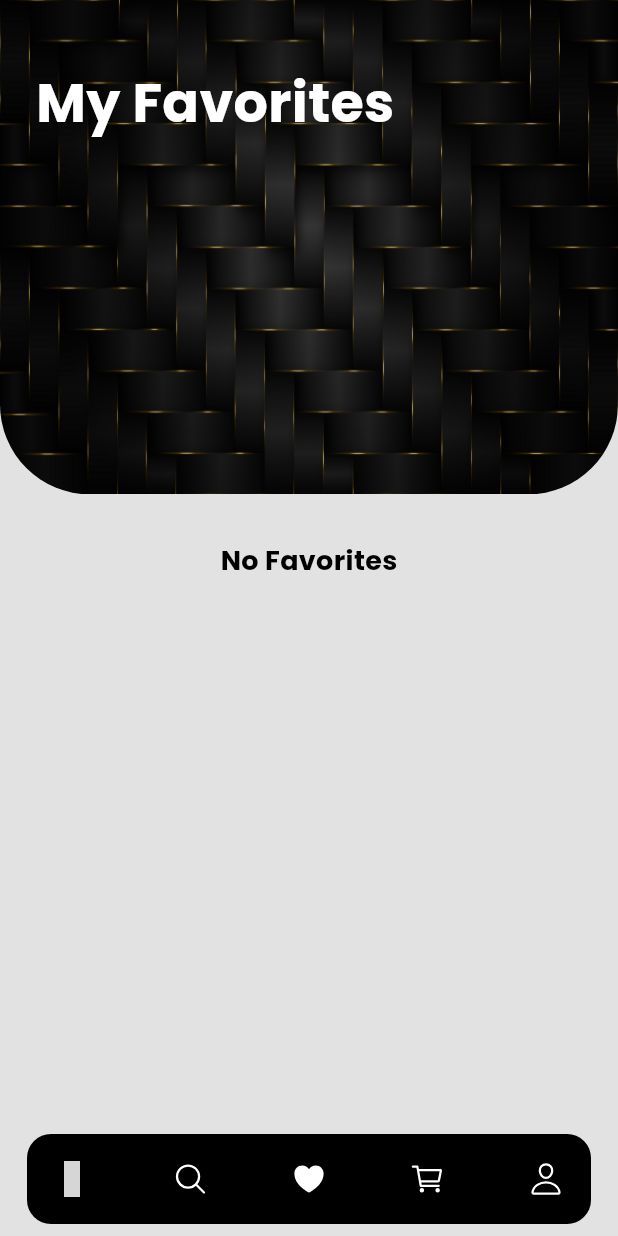
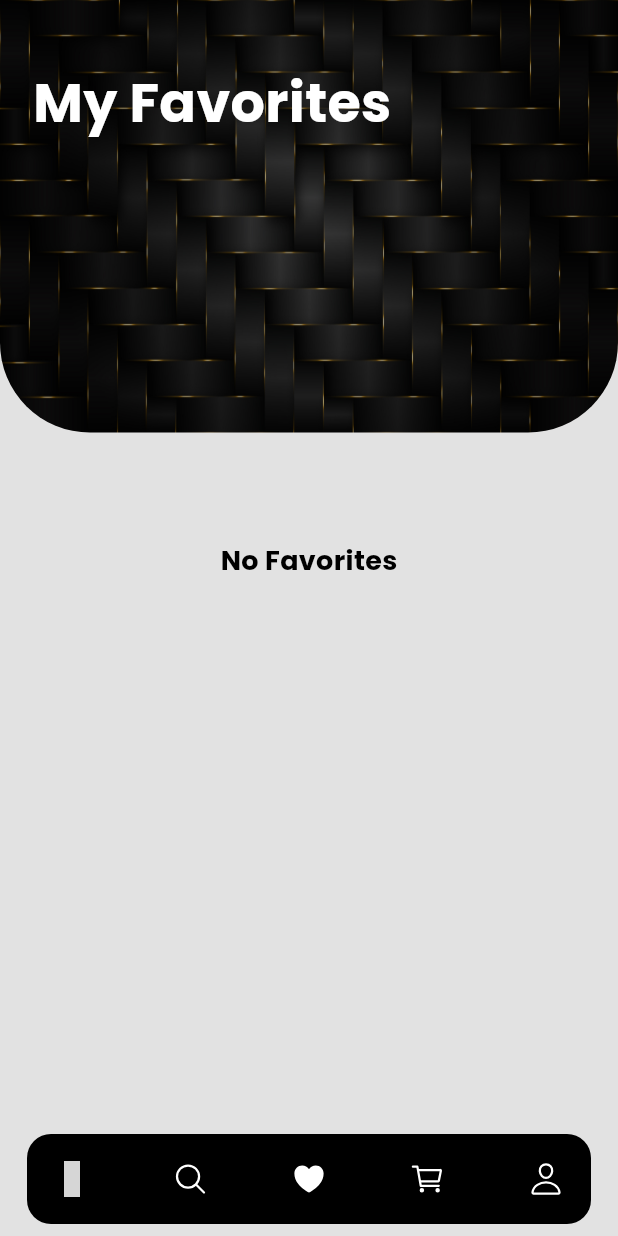
Before and after one commit to mohammed-swafvan/sneakers_hub, a Flutter app: the screen it shows after launch, item 3 of the bottom bar chosen, on a phone screen of 412 x 824 dp. Run offline on Flutter 3.47's test engine with Material 2 defaults, Android fonts, the phone set to English and light mode, and no system bars; our stand-ins replace animate_do, ant_icons, cached_network_image, community_material_icon, flutter_rating_bar, flutter_screenutil and 5 more; accounts and stored records are empty; network calls fail; grey boxes are pictures that could not be loaded.

Commit message:
all fuctionalities converted to provider

```diff
--- /dev/null
+++ b/lib/controllers/providers/favorite_notifier.dart
@@ -0,0 +1,73 @@
+import 'package:flutter/material.dart';
+import 'package:hive_flutter/hive_flutter.dart';
+import 'package:sneakers_hub/presentation/widgets/app_style.dart';
+
+class FavoriteNotifier extends ChangeNotifier {
+  List<dynamic> ids = [];
+  List<dynamic> favorites = [];
+  List<dynamic> fav = [];
+
+  final favBox = Hive.box('fav_box');
+
+  List<dynamic> get favId => ids;
+  List<dynamic> get favoritesData => favorites;
+  List<dynamic> get favList => fav;
+
+  set favId(List<dynamic> newId) {
+    ids.add(newId);
+    notifyListeners();
+  }
+
+  set favoritesData(List<dynamic> newFavorites) {
+    favorites = newFavorites;
+    notifyListeners();
+  }
+
+  set favList(List<dynamic> newFav) {
+    fav = newFav;
+    notifyListeners();
+  }
+
+  getAllData() {
+    final favData = favBox.keys.map((key) {
+      final item = favBox.get(key);
+      return {
+        "key": key,
+        "id": item["id"],
+        "name": item["name"],
+        "category": item["category"],
+        "price": item["price"],
+        "imageUrl": item["imageUrl"],
+      };
+    }).toList();
+    fav = favData.reversed.toList();
+    notifyListeners();
+  }
+
+  getFavourites() {
+    final favData = favBox.keys.map((key) {
+      final item = favBox.get(key);
+      return {
+        "key": key,
+        "id": item["id"],
+      };
+    }).toList();
+    favorites = favData.toList();
+    favId = favBox.keys.map((item) => item["id"]).toList();
+    notifyListeners();
+  }
+
+  Future<void> createFav({required Map<String, dynamic> newFav,required BuildContext context}) async {
+    await favBox.add(newFav);
+    favId.add(newFav["id"]);
+    if (context.mounted) {
+      AppStyle.showSnackbar("Added to Favorite", context);
+    }
+    notifyListeners();
+  }
+
+  deleteFav(int key) async {
+    await favBox.delete(key);
+    notifyListeners();
+  }
+}
--- a/lib/main.dart
+++ b/lib/main.dart
@@ -3,6 +3,7 @@ import 'package:flutter/services.dart';
 import 'package:flutter_screenutil/flutter_screenutil.dart';
 import 'package:hive_flutter/hive_flutter.dart';
 import 'package:provider/provider.dart';
+import 'package:sneakers_hub/controllers/providers/favorite_notifier.dart';
 import 'package:sneakers_hub/controllers/providers/main_screen_notifier.dart';
 import 'package:sneakers_hub/controllers/providers/product_screen_notifier.dart';
 import 'package:sneakers_hub/presentation/screens/main_screen.dart';
@@ -25,6 +26,7 @@ class MyApp extends StatelessWidget {
       providers: [
         ChangeNotifierProvider(create: (_) => MainScreenNotifier()),
         ChangeNotifierProvider(create: (_) => ProductNotifier()),
+        ChangeNotifierProvider(create: (_) => FavoriteNotifier()),
       ],
       child: ScreenUtilInit(
         designSize: const Size(325, 825),
--- a/lib/presentation/screens/favourites_screen.dart
+++ b/lib/presentation/screens/favourites_screen.dart
@@ -1,49 +1,35 @@
+import 'package:ant_icons/ant_icons.dart';
 import 'package:cached_network_image/cached_network_image.dart';
 import 'package:flutter/material.dart';
-import 'package:hive_flutter/hive_flutter.dart';
 import 'package:ionicons/ionicons.dart';
-import 'package:sneakers_hub/models/constants.dart';
+import 'package:provider/provider.dart';
+import 'package:sneakers_hub/controllers/providers/favorite_notifier.dart';
 import 'package:sneakers_hub/presentation/screens/main_screen.dart';
 import 'package:sneakers_hub/presentation/widgets/app_style.dart';
 
 class FavouritesScreen extends StatelessWidget {
-  FavouritesScreen({super.key});
-
-  final favBox = Hive.box("fav_box");
+  const FavouritesScreen({super.key, required this.isInsideTheScreen});
+  final bool isInsideTheScreen;
 
   @override
   Widget build(BuildContext context) {
+    WidgetsBinding.instance.addPostFrameCallback((timeStamp) {
+      var favProvider = Provider.of<FavoriteNotifier>(context, listen: false);
+      favProvider.getAllData();
+    });
     final double screenHeight = MediaQuery.of(context).size.height;
     final double screenWidth = MediaQuery.of(context).size.width;
-    List<dynamic> favList = [];
-
-    final favData = favBox.keys.map((key) {
-      final item = favBox.get(key);
-      return {
-        "key": key,
-        "id": item["id"],
-        "name": item["name"],
-        "category": item["category"],
-        "price": item["price"],
-        "imageUrl": item["imageUrl"],
-      };
-    }).toList();
-
-    favList = favData.reversed.toList();
-
-    deleteFav(int key) async {
-      await favBox.delete(key);
-    }
-
     return Scaffold(
       body: SizedBox(
         height: screenHeight,
         width: screenWidth,
-        child: Stack(
+        child: Consumer<FavoriteNotifier>(
+          builder: (context, favnotifier, _) {
+            return Stack(
               children: [
                 Container(
-              padding: const EdgeInsets.fromLTRB(16, 35, 0, 0),
-              height: screenHeight * 0.4,
+                  padding: const EdgeInsets.fromLTRB(14, 35, 0, 0),
+                  height: screenHeight * 0.35,
                   width: screenWidth,
                   decoration: const BoxDecoration(
                     borderRadius: BorderRadiusDirectional.only(
@@ -67,7 +53,22 @@ class FavouritesScreen extends StatelessWidget {
                     ),
                   ),
                 ),
-            favList.isEmpty
+                Visibility(
+                  visible: isInsideTheScreen,
+                  child: Padding(
+                    padding: const EdgeInsets.fromLTRB(16, 20, 0, 0),
+                    child: GestureDetector(
+                      onTap: () {
+                        Navigator.of(context).pop();
+                      },
+                      child: const Icon(
+                        AntIcons.close,
+                        color: Colors.white,
+                      ),
+                    ),
+                  ),
+                ),
+                favnotifier.favList.isEmpty
                     ? Center(
                         child: Text(
                           "No Favorites",
@@ -81,10 +82,10 @@ class FavouritesScreen extends StatelessWidget {
                     : Padding(
                         padding: const EdgeInsets.all(8.0),
                         child: ListView.builder(
-                      itemCount: favList.length,
+                          itemCount: favnotifier.favList.length,
                           padding: const EdgeInsets.only(top: 90),
                           itemBuilder: (context, index) {
-                        final shoe = favList[index];
+                            final shoe = favnotifier.favList[index];
                             return Padding(
                               padding: const EdgeInsets.all(8.0),
                               child: ClipRRect(
@@ -158,10 +159,11 @@ class FavouritesScreen extends StatelessWidget {
                                       ),
                                       Padding(
                                         padding: const EdgeInsets.all(12.0),
-                                    child: GestureDetector(
+                                        child: Consumer<FavoriteNotifier>(builder: (context, favNotifier, _) {
+                                          return GestureDetector(
                                             onTap: () async {
-                                        await deleteFav(shoe["key"]);
-                                        ids.removeWhere((element) => element == shoe["id"]);
+                                              await favNotifier.deleteFav(shoe["key"]);
+                                              favNotifier.favId.removeWhere((element) => element == shoe["id"]);
                                               if (context.mounted) {
                                                 Navigator.pushReplacement(
                                                   context,
@@ -172,7 +174,8 @@ class FavouritesScreen extends StatelessWidget {
                                               }
                                             },
                                             child: const Icon(Ionicons.heart_dislike),
-                                    ),
+                                          );
+                                        }),
                                       ),
                                     ],
                                   ),
@@ -183,6 +186,8 @@ class FavouritesScreen extends StatelessWidget {
                         ),
                       )
               ],
+            );
+          },
         ),
       ),
     );
--- a/lib/presentation/screens/home_screen.dart
+++ b/lib/presentation/screens/home_screen.dart
@@ -50,7 +50,7 @@ class _HomeScreenState extends State<HomeScreen> with TickerProviderStateMixin {
           children: [
             Container(
               padding: const EdgeInsets.fromLTRB(16, 35, 0, 0),
-              height: screenHeight * 0.4,
+              height: screenHeight * 0.35,
               decoration: const BoxDecoration(
                 borderRadius: BorderRadiusDirectional.only(
                   bottomEnd: Radius.circular(60),
--- a/lib/presentation/screens/main_screen.dart
+++ b/lib/presentation/screens/main_screen.dart
@@ -14,8 +14,8 @@ class MainScreen extends StatelessWidget {
   final List<Widget> pages = [
     const HomeScreen(),
     const SearchScreen(),
-    FavouritesScreen(),
-    CartScreen(),
+    const FavouritesScreen(isInsideTheScreen: false),
+    const CartScreen(),
     const ProfileScreen(),
   ];
 
--- a/lib/presentation/widgets/home_widget.dart
+++ b/lib/presentation/widgets/home_widget.dart
@@ -69,7 +69,7 @@ class HomeWidget extends StatelessWidget {
                         id: shoe.id,
                         name: shoe.name,
                         image: shoe.imageUrl[0],
-                        price: "\$${shoe.price}",
+                        price: shoe.price,
                         category: shoe.category,
                       ),
                     );
```
Also changed, not shown: assets/json/kids_shoes.json (+14 -14 lines), assets/json/women_shoes.json (+25 -25 lines), lib/presentation/screens/cart_screen.dart (+5 -19 lines), lib/presentation/screens/product_screen.dart (+22 -26 lines), lib/presentation/widgets/app_style.dart (+24 -1 lines), lib/presentation/widgets/product_card.dart (+22 -33 lines). Lines whose indentation alone changed are shown as unchanged.
